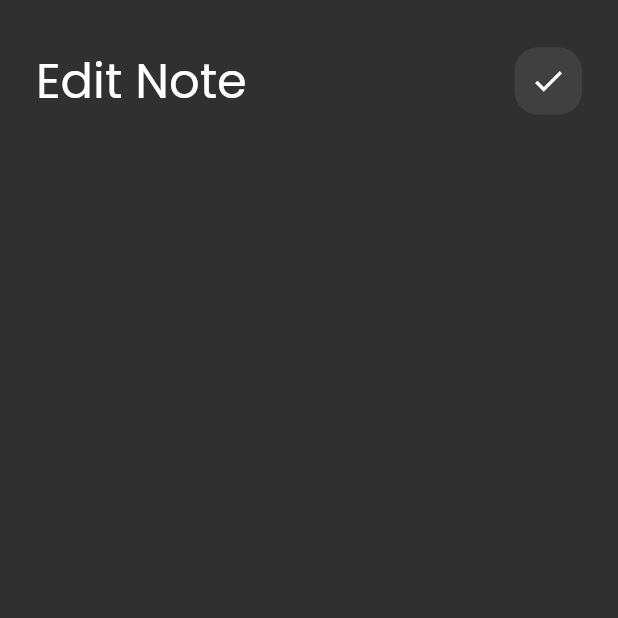
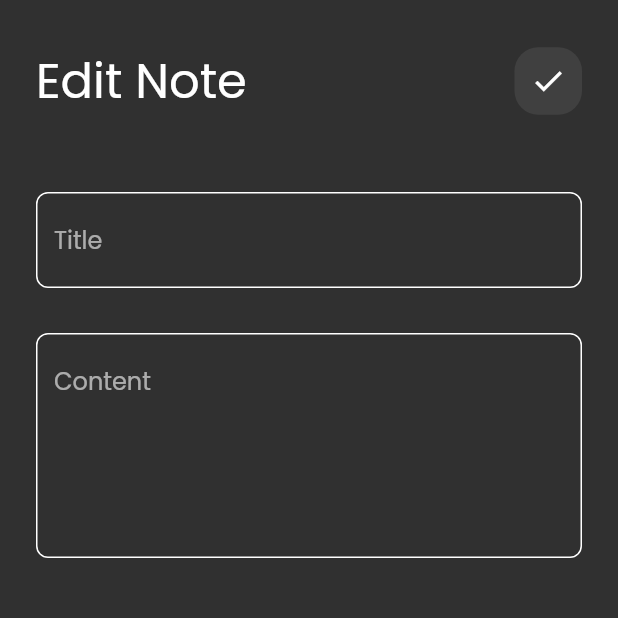
Before and after one commit to Adham167/notes_app, a Flutter app: the EditNoteView screen opened directly, on a phone screen of 412 x 824 dp, the top half of it. Run offline on Flutter 3.47's test engine with Material 3 defaults, Android fonts, the light colour scheme and no system bars.

Commit message:
edit node view ui done

```diff
--- a/lib/widgets/edit_note_body.dart
+++ b/lib/widgets/edit_note_body.dart
@@ -1,5 +1,6 @@
 import 'package:flutter/material.dart';
 import 'package:note_app_1/widgets/custom_app_bar.dart';
+import 'package:note_app_1/widgets/custom_text_field.dart';
 
 class EditNoteBody extends StatelessWidget {
   const EditNoteBody({super.key});
@@ -14,6 +15,14 @@ class EditNoteBody extends StatelessWidget {
             height: 30,
           ),
           CustomAppBar(title: "Edit Note", icon: Icon(Icons.check)),
+          SizedBox(
+            height: 50,
+          ),
+          CustomTextField(hint: "Title"),
+          SizedBox(
+            height: 30,
+          ),
+          CustomTextField(hint: "Content", Maxline: 5),
         ],
       ),
     );
```
